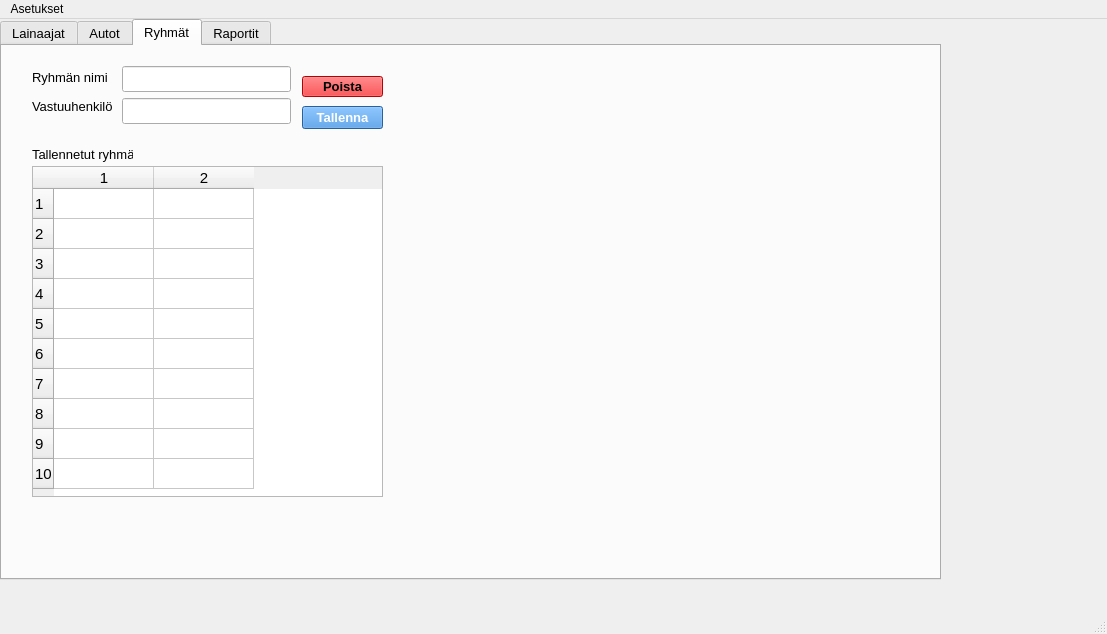
Qt form administrative.ui (katalav/Autolainaus_hallinta) before a commit.
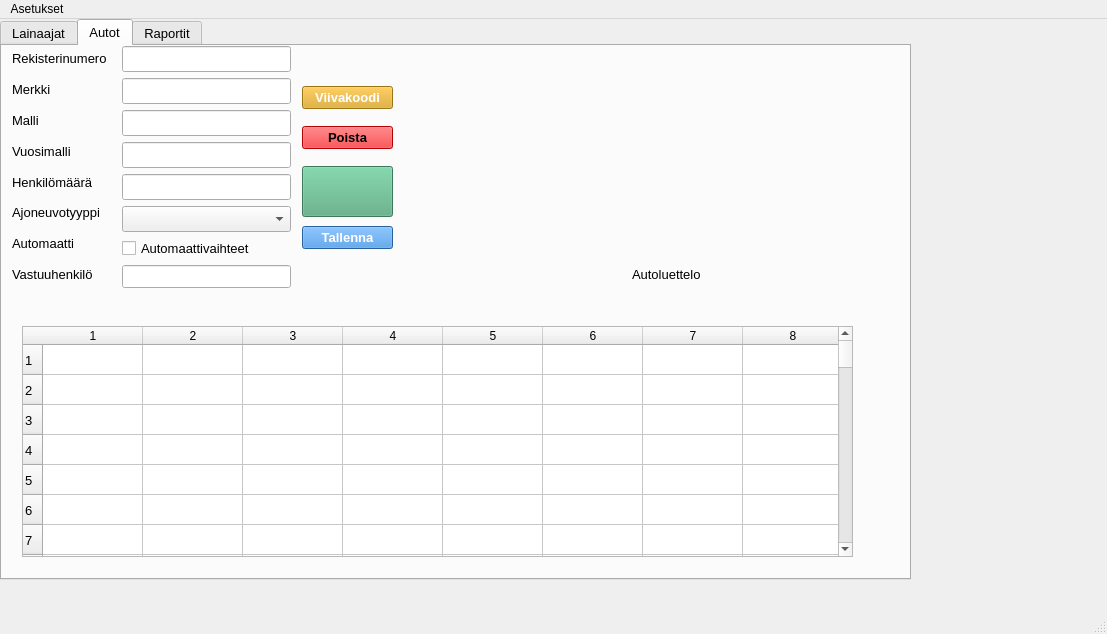
The same form after that commit. The open tabs and pages were chosen to show the change. Icons and pictures are not drawn.

Patch:
```diff
--- a/administrative.ui
+++ b/administrative.ui
@@ -22,7 +22,7 @@
      <rect>
       <x>0</x>
       <y>0</y>
-      <width>941</width>
+      <width>911</width>
       <height>561</height>
      </rect>
     </property>
@@ -306,7 +306,7 @@
         <x>10</x>
         <y>0</y>
         <width>101</width>
-        <height>231</height>
+        <height>241</height>
        </rect>
       </property>
       <layout class="QVBoxLayout" name="vehicleLabelsVerticalLayout">
@@ -377,6 +377,13 @@
          </property>
         </widget>
        </item>
+       <item>
+        <widget class="QLabel" name="agbLabel">
+         <property name="text">
+          <string>Automaatti</string>
+         </property>
+        </widget>
+       </item>
        <item>
         <widget class="QLabel" name="vehicleOwnerLabol">
          <property name="text">
@@ -392,7 +399,7 @@
         <x>120</x>
         <y>0</y>
         <width>169</width>
-        <height>238</height>
+        <height>242</height>
        </rect>
       </property>
       <layout class="QVBoxLayout" name="vehicleInputsVerticalLayout">
@@ -465,6 +472,13 @@
          </property>
         </widget>
        </item>
+       <item>
+        <widget class="QCheckBox" name="agbCheckBox">
+         <property name="text">
+          <string>Automaattivaihteet</string>
+         </property>
+        </widget>
+       </item>
        <item>
         <widget class="QLineEdit" name="vehicleOwnerLineEdit">
          <property name="clearButtonEnabled">
@@ -530,9 +544,9 @@
       <property name="geometry">
        <rect>
         <x>20</x>
-        <y>240</y>
-        <width>721</width>
-        <height>271</height>
+        <y>280</y>
+        <width>831</width>
+        <height>231</height>
        </rect>
       </property>
       <property name="cursor" stdset="0">
@@ -548,8 +562,14 @@
        <number>99</number>
       </property>
       <property name="columnCount">
-       <number>8</number>
+       <number>9</number>
       </property>
+      <attribute name="horizontalHeaderShowSortIndicator" stdset="0">
+       <bool>false</bool>
+      </attribute>
+      <attribute name="verticalHeaderShowSortIndicator" stdset="0">
+       <bool>true</bool>
+      </attribute>
       <row/>
       <row/>
       <row/>
@@ -657,6 +677,7 @@
       <column/>
       <column/>
       <column/>
+      <column/>
      </widget>
      <widget class="QLabel" name="vehicleListLabel">
       <property name="geometry">
@@ -751,178 +772,6 @@
       </property>
      </widget>
     </widget>
-    <widget class="QWidget" name="groupsTab">
-     <attribute name="title">
-      <string>Ryhmät</string>
-     </attribute>
-     <widget class="QPushButton" name="saveGroupPushButton">
-      <property name="geometry">
-       <rect>
-        <x>300</x>
-        <y>60</y>
-        <width>81</width>
-        <height>23</height>
-       </rect>
-      </property>
-      <property name="font">
-       <font>
-        <pointsize>10</pointsize>
-        <bold>true</bold>
-       </font>
-      </property>
-      <property name="cursor">
-       <cursorShape>PointingHandCursor</cursorShape>
-      </property>
-      <property name="styleSheet">
-       <string notr="true">background-color: rgb(57, 136, 220);
-color: rgb(255, 255, 255);</string>
-      </property>
-      <property name="text">
-       <string>Tallenna</string>
-      </property>
-     </widget>
-     <widget class="QTableWidget" name="savedGroupsTableWidget">
-      <property name="geometry">
-       <rect>
-        <x>30</x>
-        <y>120</y>
-        <width>351</width>
-        <height>331</height>
-       </rect>
-      </property>
-      <property name="font">
-       <font>
-        <pointsize>11</pointsize>
-       </font>
-      </property>
-      <property name="cursor" stdset="0">
-       <cursorShape>ArrowCursor</cursorShape>
-      </property>
-      <property name="rowCount">
-       <number>10</number>
-      </property>
-      <property name="columnCount">
-       <number>2</number>
-      </property>
-      <row/>
-      <row/>
-      <row/>
-      <row/>
-      <row/>
-      <row/>
-      <row/>
-      <row/>
-      <row/>
-      <row/>
-      <column/>
-      <column/>
-     </widget>
-     <widget class="QLabel" name="savedGroupsLabel">
-      <property name="geometry">
-       <rect>
-        <x>30</x>
-        <y>100</y>
-        <width>101</width>
-        <height>16</height>
-       </rect>
-      </property>
-      <property name="text">
-       <string>Tallennetut ryhmät</string>
-      </property>
-     </widget>
-     <widget class="QWidget" name="layoutWidget">
-      <property name="geometry">
-       <rect>
-        <x>120</x>
-        <y>20</y>
-        <width>169</width>
-        <height>60</height>
-       </rect>
-      </property>
-      <layout class="QVBoxLayout" name="verticalLayout">
-       <item>
-        <widget class="QLineEdit" name="groupNameLineEdit">
-         <property name="font">
-          <font>
-           <pointsize>11</pointsize>
-          </font>
-         </property>
-        </widget>
-       </item>
-       <item>
-        <widget class="QLineEdit" name="responsiblePLineEdit">
-         <property name="font">
-          <font>
-           <pointsize>11</pointsize>
-          </font>
-         </property>
-        </widget>
-       </item>
-      </layout>
-     </widget>
-     <widget class="QWidget" name="layoutWidget">
-      <property name="geometry">
-       <rect>
-        <x>30</x>
-        <y>20</y>
-        <width>84</width>
-        <height>51</height>
-       </rect>
-      </property>
-      <layout class="QVBoxLayout" name="verticalLayout_2">
-       <item>
-        <widget class="QLabel" name="groupNameLabel">
-         <property name="font">
-          <font>
-           <pointsize>10</pointsize>
-          </font>
-         </property>
-         <property name="text">
-          <string>Ryhmän nimi</string>
-         </property>
-        </widget>
-       </item>
-       <item>
-        <widget class="QLabel" name="responsiblePLabel_2">
-         <property name="font">
-          <font>
-           <pointsize>10</pointsize>
-          </font>
-         </property>
-         <property name="text">
-          <string>Vastuuhenkilö</string>
-         </property>
-        </widget>
-       </item>
-      </layout>
-     </widget>
-     <widget class="QPushButton" name="deleteGroupPushButton">
-      <property name="geometry">
-       <rect>
-        <x>300</x>
-        <y>30</y>
-        <width>81</width>
-        <height>21</height>
-       </rect>
-      </property>
-      <property name="font">
-       <font>
-        <pointsize>10</pointsize>
-        <bold>true</bold>
-       </font>
-      </property>
-      <property name="cursor">
-       <cursorShape>PointingHandCursor</cursorShape>
-      </property>
-      <property name="styleSheet">
-       <string notr="true">background-color: rgb(57, 136, 220);
-background-color: rgb(255, 1, 5);</string>
-      </property>
-      <property name="text">
-       <string>Poista</string>
-      </property>
-     </widget>
-    </widget>
     <widget class="QWidget" name="reportsTab">
      <property name="cursor">
       <cursorShape>ArrowCursor</cursorShape>
```
Left out of the diff: 47 changed lines with no effect on the pictures.
